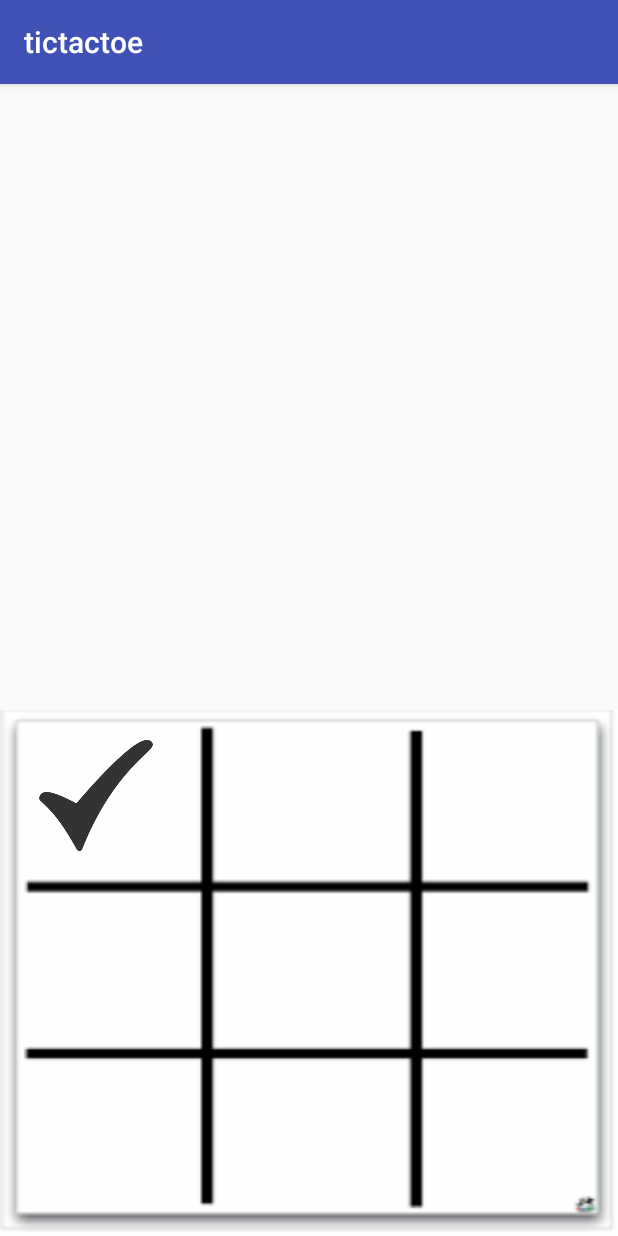
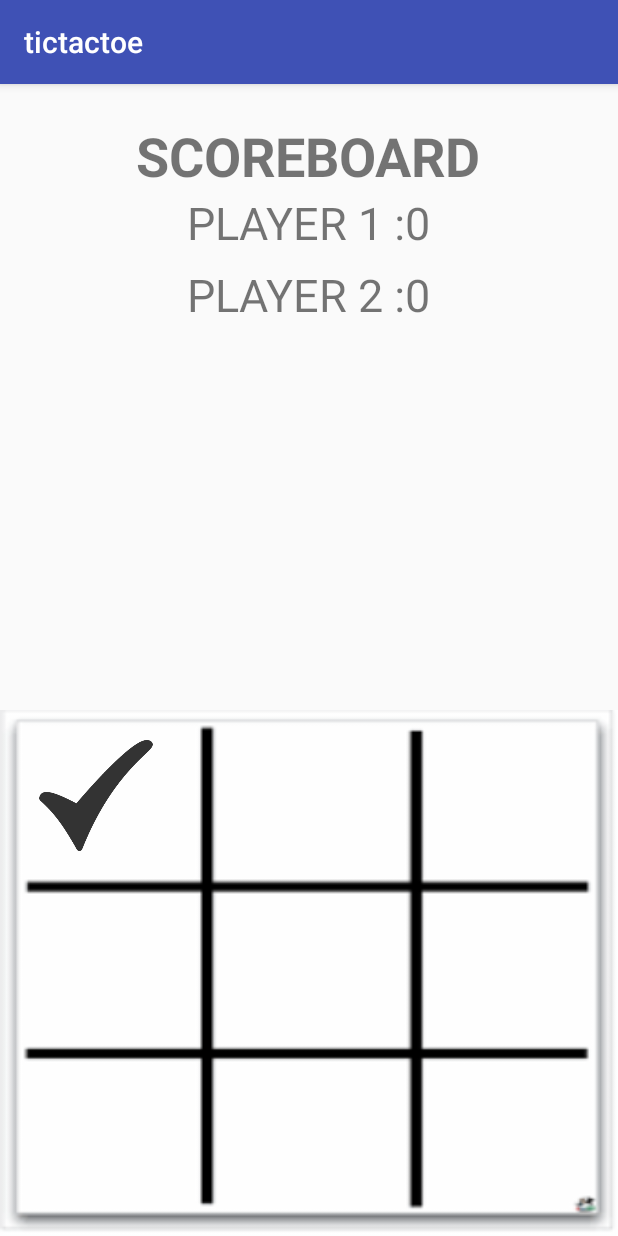
Before and after one commit to harisumaid/tictactoe, an Android app: the screen it shows after launch (MainActivity), after a tap on an icon or button, on a phone screen of 412 x 824 dp. Run offline under Robolectric (Android 15) with nearby library versions, the phone set to English and light mode, and no system bars.

Commit message:
final structure

```diff
--- a/app/src/main/java/com/firstone/tictactoe/MainActivity.java
+++ b/app/src/main/java/com/firstone/tictactoe/MainActivity.java
@@ -11,8 +11,13 @@ import android.widget.Toast;
 
 public class MainActivity extends AppCompatActivity {
     int chance=0;
+    int score1=0;
+    int score2=0;
+    int check=0;
     int state[]={2,2,2,2,2,2,2,2,2};
     int winstates [][]= {{0,1,2},{3,4,5},{6,7,8},{0,3,6},{1,4,7},{2,5,8},{0,4,8},{2,4,6}};
+
+
 
     public void reset(View view)
     {
@@ -20,7 +25,7 @@ public class MainActivity extends AppCompatActivity {
         LinearLayout layout = (LinearLayout) findViewById(R.id.playagain);
         layout.setVisibility(View.INVISIBLE);
         chance =0;
-
+        check=1;
         for(int i=0; i<state.length;i++)
             state[i]=2;
         android.support.v7.widget.GridLayout gridLayout = (android.support.v7.widget.GridLayout) findViewById(R.id.grid);
@@ -33,12 +38,16 @@ public class MainActivity extends AppCompatActivity {
 
     public void ingame(View view) {
         // true == tick   false == cross
+        TextView player1=(TextView) findViewById(R.id.player1);
+        TextView player2=(TextView) findViewById(R.id.player2);
+
+        if (check!=9) {
             ImageView game = (ImageView) view;
             if (state[Integer.parseInt(String.valueOf(game.getTag()))] == 2) {
                 game.setScaleX(0f);
                 game.setScaleY(0f);
 
-            state[Integer.parseInt(String.valueOf(game.getTag()))]=chance;
+                state[Integer.parseInt(String.valueOf(game.getTag()))] = chance;
                 if (chance == 0) {
                     game.setImageResource(R.drawable.tick);
                     chance = 1;
@@ -50,35 +59,46 @@ public class MainActivity extends AppCompatActivity {
                         .scaleX(1f)
                         .scaleY(1f)
                         .setDuration(500);
-        }
-        else{
+            } else {
                 Toast.makeText(this, "box already filled !!!! ", Toast.LENGTH_SHORT).show();
             }
 
-        for(int gamestate[]: winstates){
-            if (state[gamestate[0]]==state[gamestate[1]]&&state[gamestate[1]]==state[gamestate[2]]
-                    &&state[gamestate[0]]!=2){
-                TextView winnermessage= (TextView) findViewById(R.id.winnermessage);
-                if (state[gamestate[0]]==0) {
+            for (int gamestate[] : winstates) {
+                if (state[gamestate[0]] == state[gamestate[1]] && state[gamestate[1]] == state[gamestate[2]]
+                        && state[gamestate[0]] != 2) {
+                    TextView winnermessage = (TextView) findViewById(R.id.winnermessage);
+                    if (state[gamestate[0]] == 0) {
                         Toast.makeText(this, "Player 1 striked player 2!!!!!", Toast.LENGTH_LONG).show();
                         winnermessage.setText("Player 1 won !!!!");
-                }
-                    else {
+                        score1++;
+                    } else {
                         Toast.makeText(this, "Player 2 circled Player 1!!!!!", Toast.LENGTH_LONG).show();
                         winnermessage.setText("Player 2 won !!!!");
+                        score2++;
                     }
                     LinearLayout layout = (LinearLayout) findViewById(R.id.playagain);
                     layout.setVisibility(View.VISIBLE);
                 }
+                player1.setText("PLAYER 1 :"+ score1);
+                player2.setText("PLAYER 2 :"+ score2);
             }
 
+            check++;
         }
-
+        else if (check==9){
+            LinearLayout layout = (LinearLayout) findViewById(R.id.playagain);
+            TextView winnermessage =(TextView) findViewById(R.id.winnermessage);
+            winnermessage.setText("Match Draw !!!!");
+            layout.setVisibility(View.VISIBLE);
+        }
+    }
 
 
     @Override
     protected void onCreate(Bundle savedInstanceState) {
         super.onCreate(savedInstanceState);
         setContentView(R.layout.activity_main);
+        Toast.makeText(this, "1st to play gets tick sign", Toast.LENGTH_LONG).show();
+
     }
 }
--- a/app/src/main/res/layout/activity_main.xml
+++ b/app/src/main/res/layout/activity_main.xml
@@ -114,8 +114,7 @@
         android:id="@+id/playagain"
         android:layout_width="239dp"
         android:layout_height="154dp"
-        android:layout_alignParentTop="true"
-        android:layout_centerHorizontal="true"
+        android:layout_centerInParent="true"
         android:background="@android:color/holo_blue_dark"
         android:gravity="center_horizontal|center|clip_horizontal"
         android:orientation="vertical"
@@ -138,5 +137,36 @@
             android:text="PLAY AGAIN" />
     </LinearLayout>
 
+    <TextView
+        android:id="@+id/textView"
+        android:layout_width="wrap_content"
+        android:layout_height="wrap_content"
+        android:layout_alignParentTop="true"
+        android:layout_centerHorizontal="true"
+        android:layout_marginTop="23dp"
+        android:text="SCOREBOARD"
+        android:textAlignment="center"
+        android:textSize="36sp"
+        android:textStyle="bold" />
+
+    <TextView
+        android:id="@+id/player1"
+        android:layout_width="wrap_content"
+        android:layout_height="wrap_content"
+        android:layout_below="@+id/textView"
+        android:layout_centerHorizontal="true"
+        android:text="PLAYER 1 : 0"
+        android:textSize="30sp" />
+
+    <TextView
+        android:id="@+id/player2"
+        android:layout_width="wrap_content"
+        android:layout_height="wrap_content"
+        android:layout_alignParentTop="true"
+        android:layout_centerHorizontal="true"
+        android:layout_marginTop="120dp"
+        android:text="PLAYER 2 : 0"
+        android:textSize="30sp" />
+
 
 </RelativeLayout>
```
Lines whose indentation alone changed are shown as unchanged.
